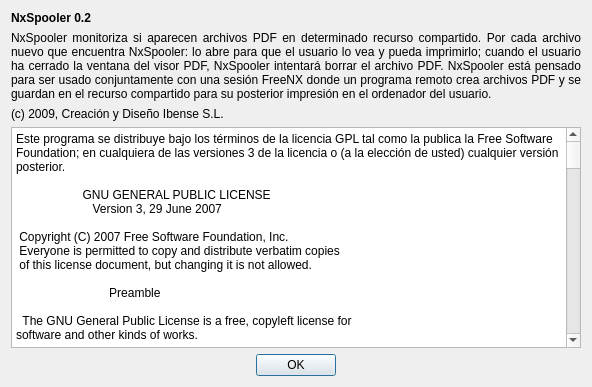
First picture: the form in trunk/aboutDialog.ui, repository BackupTheBerlios/nxspooler-svn, before the edit.
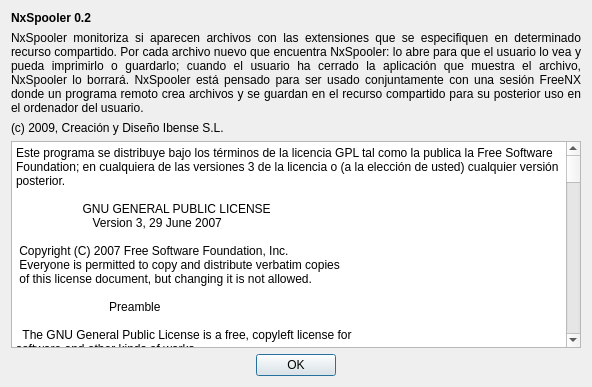
Second picture: the form after the edit. Icons and pictures are not drawn.

Commit message: Quito los textos que suponían que NxSpooler sólo detecta archivos PDF.

Diff of the .ui file:
```diff
--- a/trunk/aboutDialog.ui
+++ b/trunk/aboutDialog.ui
@@ -49,7 +49,7 @@
       </sizepolicy>
      </property>
      <property name="text">
-      <string>NxSpooler monitoriza si aparecen archivos PDF en determinado recurso compartido. Por cada archivo nuevo que encuentra NxSpooler: lo abre para que el usuario lo vea y pueda imprimirlo; cuando el usuario ha cerrado la ventana del visor PDF, NxSpooler intentará borrar el archivo PDF. NxSpooler está pensado para ser usado conjuntamente con una sesión FreeNX donde un programa remoto crea archivos PDF y se guardan en el recurso compartido para su posterior impresión en el ordenador del usuario.</string>
+      <string>NxSpooler monitoriza si aparecen archivos con las extensiones que se especifiquen en determinado recurso compartido. Por cada archivo nuevo que encuentra NxSpooler: lo abre para que el usuario lo vea y pueda imprimirlo o guardarlo; cuando el usuario ha cerrado la aplicación que muestra el archivo, NxSpooler lo borrará. NxSpooler está pensado para ser usado conjuntamente con una sesión FreeNX donde un programa remoto crea archivos y se guardan en el recurso compartido para su posterior uso en el ordenador del usuario.</string>
      </property>
      <property name="alignment">
       <set>Qt::AlignJustify|Qt::AlignVCenter</set>
```
The commit also changes 2 other files.
